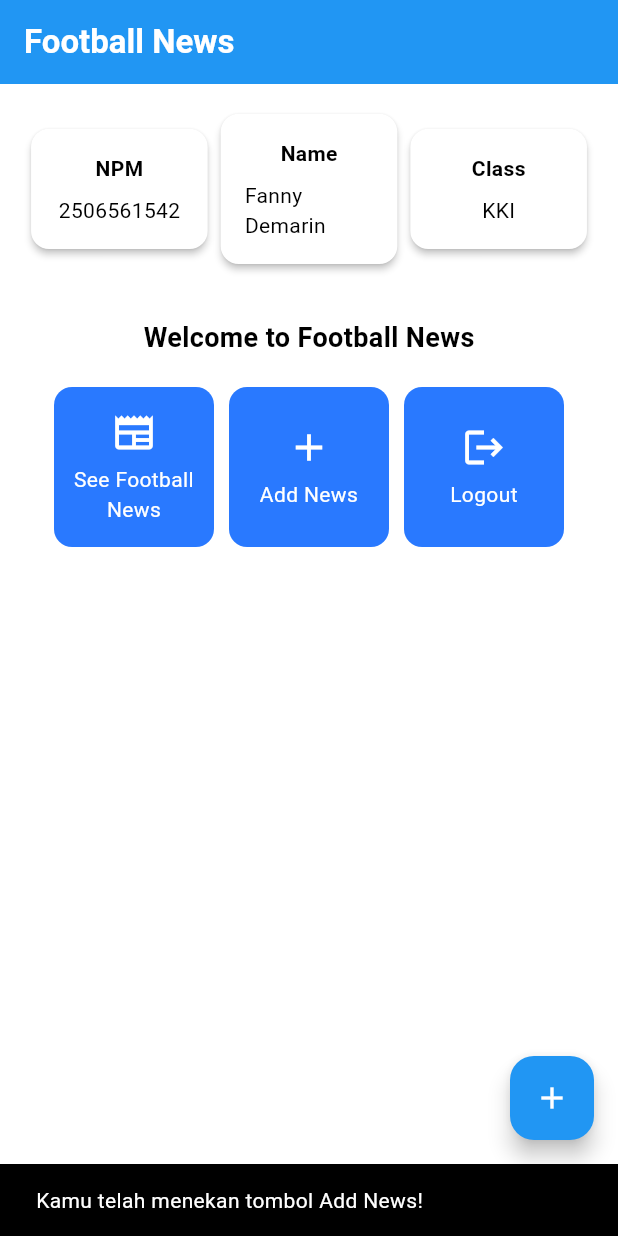
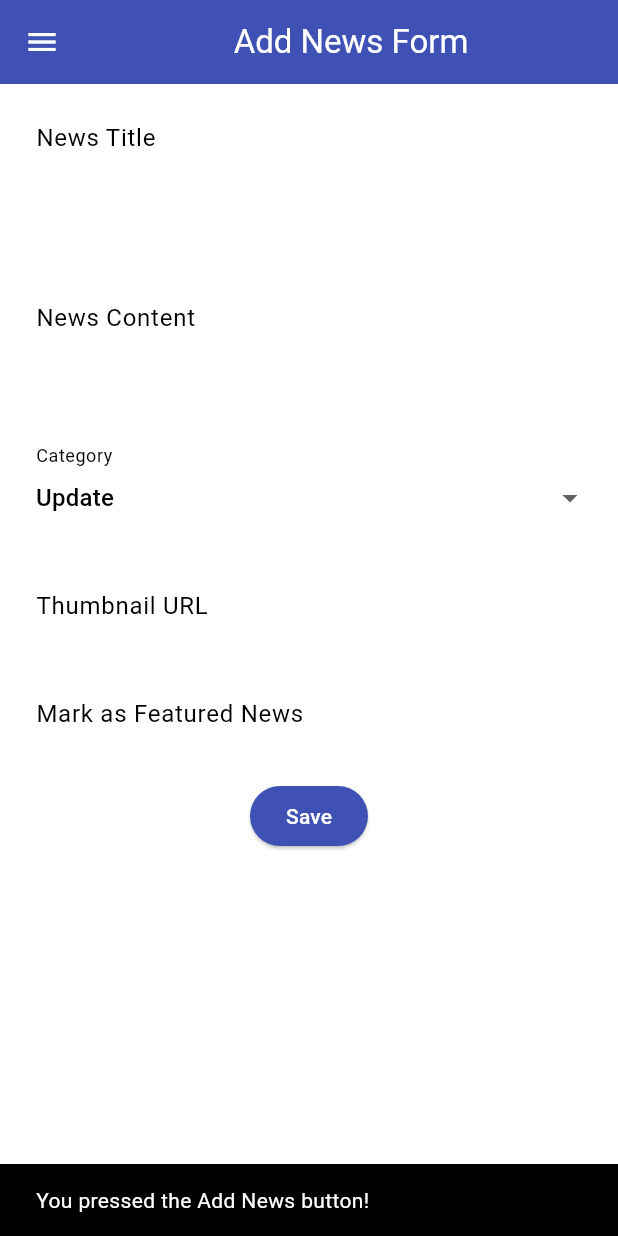
Before and after one commit to FannyDemarin/football-news-mobile, a Flutter app: the screen it shows after launch, after a tap on "Add News", on a phone screen of 412 x 824 dp. Run offline on Flutter 3.47's test engine with Material 3 defaults, Android fonts, the phone set to English and light mode, and no system bars.

Commit message:
Tutorial 7 completed

```diff
--- a/lib/main.dart
+++ b/lib/main.dart
@@ -1,5 +1,5 @@
 import 'package:flutter/material.dart';
-import 'package:football_news/menu.dart';
+import 'package:football_news/screens/menu.dart';
 
 void main() {
   runApp(const MyApp());
--- a/lib/menu.dart
+++ b/lib/screens/menu.dart
@@ -1,4 +1,7 @@
 import 'package:flutter/material.dart';
+import 'package:football_news/screens/newslist_form.dart';
+import 'package:football_news/widgets/left_drawer.dart';
+import 'package:football_news/widgets/news_card.dart';
 
 class MyHomePage extends StatelessWidget {
   MyHomePage({super.key});
@@ -19,13 +22,14 @@ class MyHomePage extends StatelessWidget {
       appBar: AppBar(
         backgroundColor: Theme.of(context).colorScheme.primary,
         title: const Text(
-          'Football News',
-          style: TextStyle(
-            color: Colors.white,
-            fontWeight: FontWeight.bold,
+            'Football News',
+            style: TextStyle(
+              color: Colors.white,
+              fontWeight: FontWeight.bold,
+            ),
           ),
-        ),
       ),
+      drawer: LeftDrawer(),
       body: SingleChildScrollView(
         child: Padding(
         padding: const EdgeInsets.all(16.0),
@@ -74,12 +78,6 @@ class MyHomePage extends StatelessWidget {
           ),
         ),
       ),
-
-      floatingActionButton: FloatingActionButton(
-        onPressed: null,
-        tooltip: 'Increment',
-        child: const Icon(Icons.add),
-      ),
     );
   }
 }
@@ -111,56 +109,3 @@ class InfoCard extends StatelessWidget {
     );
   }
 }
-
-class ItemHomepage {
- final String name;
- final IconData icon;
-
- ItemHomepage(this.name, this.icon);
-}
-
-class ItemCard extends StatelessWidget {
-  final ItemHomepage item;
-
-  const ItemCard(this.item, {super.key});
-
-  @override
-  Widget build(BuildContext context) {
-    return Material(
-      color: Theme.of(context).colorScheme.secondary,
-      borderRadius: BorderRadius.circular(12),
-
-      child: InkWell(
-        onTap: () {
-          ScaffoldMessenger.of(context)
-            ..hideCurrentSnackBar()
-            ..showSnackBar(
-              SnackBar(content: Text("Kamu telah menekan tombol ${item.name}!"))
-            );
-        },
-        child: Container(
-          padding: const EdgeInsets.all(8),
-          child: Center(
-            child: Column(
-              mainAxisAlignment: MainAxisAlignment.center,
-              children: [
-                Icon(
-                  item.icon,
-                  color: Colors.white,
-                  size: 30.0,
-                ),
-                const Padding(padding: EdgeInsets.all(3)),
-                Text(
-                  item.name,
-                  textAlign: TextAlign.center,
-                  style: const TextStyle(color: Colors.white),
-                ),
-              ],
-            ),
-          ),
-        ),
-      ),
-    );
-  }
-
-}
--- /dev/null
+++ b/lib/screens/newslist_form.dart
@@ -0,0 +1,208 @@
+import 'package:flutter/material.dart';
+import 'package:football_news/widgets/left_drawer.dart';
+
+class NewsFormPage extends StatefulWidget {
+  const NewsFormPage({super.key});
+
+  @override
+  State<NewsFormPage> createState() => _NewsFormPageState();
+}
+
+class _NewsFormPageState extends State<NewsFormPage> {
+  final _formKey = GlobalKey<FormState>();
+  String _title = "";
+  String _content = "";
+  String _category = "update"; // default
+  String _thumbnail = "";
+  bool _isFeatured = false; // default
+
+  final List<String> _categories = [
+    'transfer',
+    'update',
+    'exclusive',
+    'match',
+    'rumor',
+    'analysis',
+  ];
+  @override
+  Widget build(BuildContext context) {
+    return Scaffold(
+      appBar: AppBar(
+        title: const Center(child: Text('Add News Form')),
+        backgroundColor: Colors.indigo,
+        foregroundColor: Colors.white,
+      ),
+      drawer: LeftDrawer(),
+      body: Form(
+        key: _formKey,
+        child: SingleChildScrollView(
+          child: Column(
+            crossAxisAlignment: CrossAxisAlignment.start,
+            children: [
+              // === Title ===
+              Padding(
+                padding: const EdgeInsets.all(8.0),
+                child: TextFormField(
+                  decoration: InputDecoration(
+                    hintText: "News Title",
+                    labelText: "News Title",
+                    border: OutlineInputBorder(
+                      borderRadius: BorderRadius.circular(5.0),
+                    ),
+                  ),
+                  onChanged: (String? value) {
+                    setState(() {
+                      _title = value!;
+                    });
+                  },
+                  validator: (String? value) {
+                    if (value == null || value.isEmpty) {
+                      return "Title cannot be empty!";
+                    }
+                    return null;
+                  },
+                ),
+              ),
+              // === Content ===
+              Padding(
+                padding: const EdgeInsets.all(8.0),
+                child: TextFormField(
+                  maxLines: 5,
+                  decoration: InputDecoration(
+                    hintText: "News Content",
+                    labelText: "News Content",
+                    border: OutlineInputBorder(
+                      borderRadius: BorderRadius.circular(5.0),
+                    ),
+                  ),
+                  onChanged: (String? value) {
+                    setState(() {
+                      _content = value!;
+                    });
+                  },
+                  validator: (String? value) {
+                    if (value == null || value.isEmpty) {
+                      return "Content cannot be empty!";
+                    }
+                    return null;
+                  },
+                ),
+              ),
+
+              // === Category ===
+              Padding(
+                padding: const EdgeInsets.all(8.0),
+                child: DropdownButtonFormField<String>(
+                  decoration: InputDecoration(
+                    labelText: "Category",
+                    border: OutlineInputBorder(
+                      borderRadius: BorderRadius.circular(5.0),
+                    ),
+                  ),
+                  value: _category,
+                  items: _categories
+                      .map(
+                        (cat) => DropdownMenuItem(
+                          value: cat,
+                          child: Text(cat[0].toUpperCase() + cat.substring(1)),
+                        ),
+                      )
+                      .toList(),
+                  onChanged: (String? newValue) {
+                    setState(() {
+                      _category = newValue!;
+                    });
+                  },
+                ),
+              ),
+
+              // === Thumbnail URL ===
+              Padding(
+                padding: const EdgeInsets.all(8.0),
+                child: TextFormField(
+                  decoration: InputDecoration(
+                    hintText: "Thumbnail URL (optional)",
+                    labelText: "Thumbnail URL",
+                    border: OutlineInputBorder(
+                      borderRadius: BorderRadius.circular(5.0),
+                    ),
+                  ),
+                  onChanged: (String? value) {
+                    setState(() {
+                      _thumbnail = value!;
+                    });
+                  },
+                ),
+              ),
+
+              // === Is Featured ===
+              Padding(
+                padding: const EdgeInsets.all(8.0),
+                child: SwitchListTile(
+                  title: const Text("Mark as Featured News"),
+                  value: _isFeatured,
+                  onChanged: (bool value) {
+                    setState(() {
+                      _isFeatured = value;
+                    });
+                  },
+                ),
+              ),
+              // === Save Button ===
+              Align(
+                alignment: Alignment.bottomCenter,
+                child: Padding(
+                  padding: const EdgeInsets.all(8.0),
+                  child: ElevatedButton(
+                    style: ButtonStyle(
+                      backgroundColor: MaterialStateProperty.all(Colors.indigo),
+                    ),
+                    onPressed: () {
+                      if (_formKey.currentState!.validate()) {
+                        showDialog(
+                          context: context,
+                          builder: (context) {
+                            return AlertDialog(
+                              title: const Text('News saved successfully!'),
+                              content: SingleChildScrollView(
+                                child: Column(
+                                  crossAxisAlignment: CrossAxisAlignment.start,
+                                  children: [
+                                    Text('Title: $_title'),
+                                    Text('Content: $_content'),
+                                    Text('Category: $_category'),
+                                    Text('Thumbnail: $_thumbnail'),
+                                    Text(
+                                      'Featured: ${_isFeatured ? "Yes" : "No"}',
+                                    ),
+                                  ],
+                                ),
+                              ),
+                              actions: [
+                                TextButton(
+                                  child: const Text('OK'),
+                                  onPressed: () {
+                                    Navigator.pop(context);
+                                  },
+                                ),
+                              ],
+                            );
+                          },
+                        );
+                        _formKey.currentState!.reset();
+                      }
+                    },
+                    child: const Text(
+                      "Save",
+                      style: TextStyle(color: Colors.white),
+                    ),
+                  ),
+                ),
+              ),
+            ],
+          ),
+        ),
+      ),
+    );
+  }
+}
--- /dev/null
+++ b/lib/widgets/left_drawer.dart
@@ -0,0 +1,73 @@
+import 'package:flutter/material.dart';
+import 'package:flutter/material.dart';
+import 'package:football_news/screens/menu.dart';
+import 'package:football_news/screens/newslist_form.dart';
+
+class LeftDrawer extends StatelessWidget {
+  const LeftDrawer({super.key});
+
+  @override
+  Widget build(BuildContext context) {
+    return Drawer(
+      child: ListView(
+        children: [
+          const DrawerHeader(
+            decoration: BoxDecoration(
+            color: Colors.blue,
+            ),
+            child: Column(
+              children: [
+                Text(
+                  'Football News',
+                  textAlign: TextAlign.center,
+                  style: TextStyle(
+                    fontSize: 30,
+                    fontWeight: FontWeight.bold,
+                    color: Colors.white,
+                  ),
+                ),
+                Padding(padding: EdgeInsets.all(10)),
+                Text(
+                  "All the latest football updates here!",
+                  textAlign: TextAlign.center,
+                  style: TextStyle(
+                    fontSize: 15,
+                    color: Colors.white,
+                    fontWeight: FontWeight.normal,
+                  ),
+                ),
+              ],
+            ),
+          ),
+          ListTile(
+            leading: const Icon(Icons.home_outlined),
+            title: const Text('Home'),
+            // Redirect to MyHomePage
+            onTap: () {
+              Navigator.pushReplacement(
+                  context,
+                  MaterialPageRoute(
+                    builder: (context) => MyHomePage(),
+                  ));
+            },
+          ),
+          ListTile(
+            leading: const Icon(Icons.post_add),
+            title: const Text('Add News'),
+            // Redirect to NewsFormPage
+            onTap: () {
+              Navigator.pushReplacement(
+                  context,
+                  MaterialPageRoute(
+                    builder: (context) => const NewsFormPage(),
+                  ));
+            },
+          ),
+
+          // TODO: Create another ListTile for the news list page
+          // We don't have the News list page at the moment so it might be implement in the next tuto
+        ],
+      ),
+    );
+  }
+}
--- /dev/null
+++ b/lib/widgets/news_card.dart
@@ -0,0 +1,64 @@
+import 'package:flutter/material.dart';
+import 'package:football_news/screens/newslist_form.dart';
+
+class ItemHomepage {
+ final String name;
+ final IconData icon;
+
+ ItemHomepage(this.name, this.icon);
+}
+
+
+class ItemCard extends StatelessWidget {
+  final ItemHomepage item;
+
+  const ItemCard(this.item, {super.key});
+
+  @override
+  Widget build(BuildContext context) {
+    return Material(
+      color: Theme.of(context).colorScheme.secondary,
+      borderRadius: BorderRadius.circular(12),
+
+      child: InkWell(
+        onTap: () {
+          ScaffoldMessenger.of(context)
+            ..hideCurrentSnackBar()
+            ..showSnackBar(
+              SnackBar(content: Text("You pressed the ${item.name} button!")));
+            // Navigate to the appropriate route (depending on the button type)
+            if (item.name == "Add News") {
+              Navigator.push(
+                context,
+                MaterialPageRoute(
+                  builder: (context) => NewsFormPage(),
+                ),
+              );
+            }
+        },
+        child: Container(
+          padding: const EdgeInsets.all(8),
+          child: Center(
+            child: Column(
+              mainAxisAlignment: MainAxisAlignment.center,
+              children: [
+                Icon(
+                  item.icon,
+                  color: Colors.white,
+                  size: 30.0,
+                ),
+                const Padding(padding: EdgeInsets.all(3)),
+                Text(
+                  item.name,
+                  textAlign: TextAlign.center,
+                  style: const TextStyle(color: Colors.white),
+                ),
+              ],
+            ),
+          ),
+        ),
+      ),
+    );
+  }
+
+}
```
Also changed, not shown: form_sample/analysis_options.yaml (added, +28 -0 lines), form_sample/lib/main.dart (added, +64 -0 lines), form_sample/pubspec.yaml (added, +89 -0 lines), form_sample/pubspec.lock (added), 125 other files.
